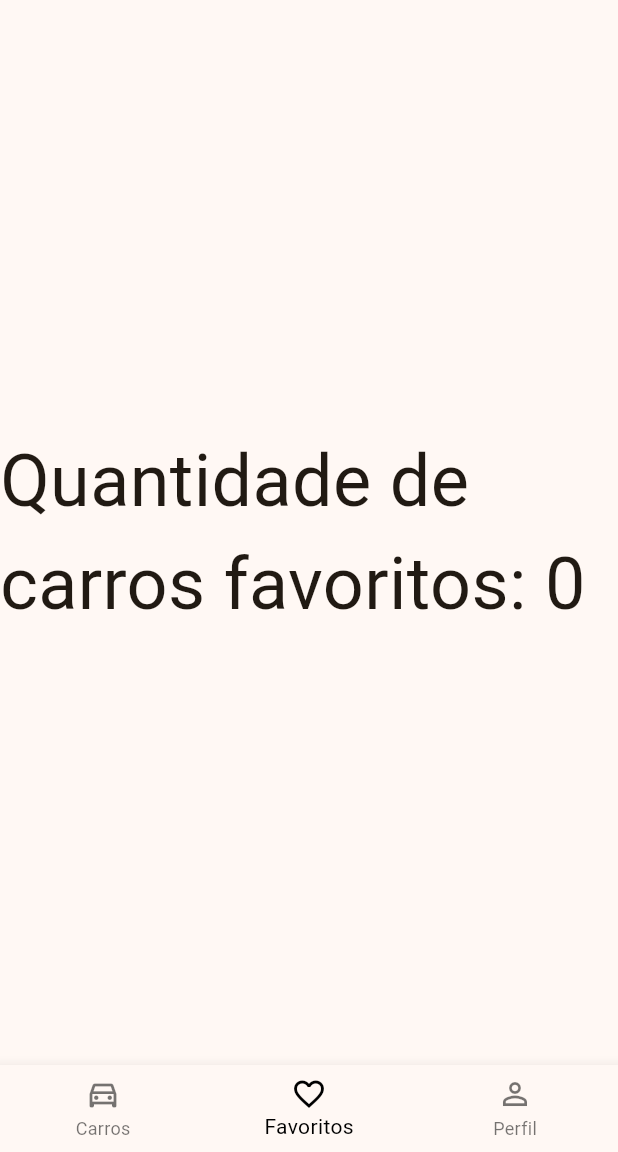
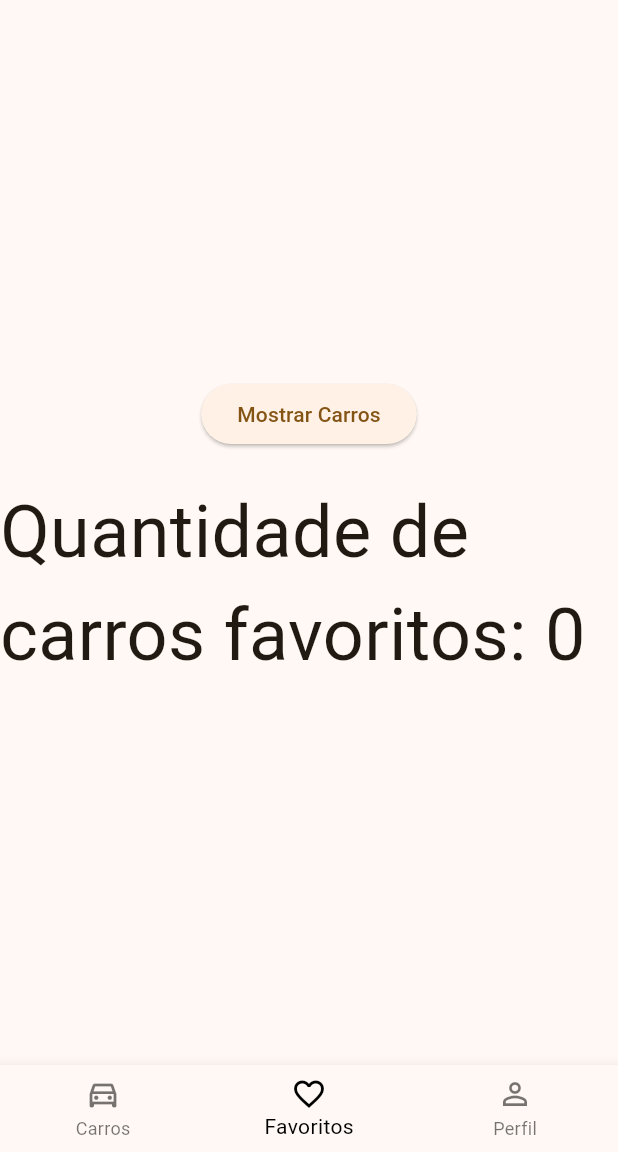
Before and after one commit to JEsteva0/info_car, a Flutter app: the screen it shows after launch, item 2 of the bottom bar chosen, on a phone screen of 412 x 824 dp, the part 84-1236 px from its top. Run offline on Flutter 3.47's test engine with Material 2 defaults, Android fonts, the phone set to English and light mode, and no system bars.

Commit message:
Favoritos e MostarCarros

```diff
--- a/lib/main.dart
+++ b/lib/main.dart
@@ -1,8 +1,8 @@
 import 'package:flutter/material.dart';
 import 'package:info_car_app/models/favoritos_carros.dart';
 import 'package:info_car_app/pages/carros.dart';
-import 'package:info_car_app/pages/favoritos.dart';
-import 'package:info_car_app/pages/perfil.dart';
+import 'package:info_car_app/pages/FavoritosPage.dart';
+import 'package:info_car_app/pages/PerfilPage.dart';
 import 'package:provider/provider.dart';
 import 'package:http/http.dart' as http;
 
--- /dev/null
+++ b/lib/pages/FavoritosPage.dart
@@ -0,0 +1,38 @@
+import 'package:flutter/material.dart';
+import 'package:info_car_app/models/favoritos_carros.dart';
+import 'package:provider/provider.dart';
+import 'MostrarCarros.dart';  // Importe a página MostrarCarros.dart
+
+class PageFavoritos extends StatefulWidget {
+  const PageFavoritos({super.key});
+
+  @override
+  State<PageFavoritos> createState() => _PageFavoritosState();
+}
+
+class _PageFavoritosState extends State<PageFavoritos> {
+  @override
+  Widget build(BuildContext context) {
+    return Consumer<FavoritosCarros>(
+      builder: (context, fav, child) => Column(
+        mainAxisAlignment: MainAxisAlignment.center,
+        children: [
+          ElevatedButton(
+            onPressed: () {
+              Navigator.push(
+                context,
+                MaterialPageRoute(builder: (context) => MostrarCarros()),
+              );
+            },
+            child: Text("Mostrar Carros"),
+          ),
+          SizedBox(height: 20),
+          Text(
+            "Quantidade de carros favoritos: ${fav.carros.length}",
+            style: TextStyle(fontSize: 48),
+          ),
+        ],
+      ),
+    );
+  }
+}
--- a/lib/pages/favoritos.dart
+++ /dev/null
@@ -1,24 +0,0 @@
-import 'package:flutter/material.dart';
-import 'package:info_car_app/models/favoritos_carros.dart';
-import 'package:provider/provider.dart';
-
-class PageFavoritos extends StatefulWidget {
-  const PageFavoritos({super.key});
-
-  @override
-  State<PageFavoritos> createState() => _PageFavoritosState();
-}
-
-class _PageFavoritosState extends State<PageFavoritos> {
-  @override
-  Widget build(BuildContext context) {
-    //terminar de consumir o provider (pegando a lista de carros favoritos)
-    //depois iremos conectar a uma API externa
-    return Consumer<FavoritosCarros>(
-      builder: (context, fav, child) => Text(
-        "Quantidade de carros favoritos: ${fav.carros.length}",
-        style: TextStyle(fontSize: 48),
-      ),
-    );
-  }
-}
```
Also changed, not shown: lib/pages/FavoritesPage.dart (deleted, +0 -15 lines), lib/pages/MostrarCarros.dart (added, +18 -0 lines), lib/pages/PerfilPage.dart (+19 -9 lines), lib/pages/perfil.dart (deleted, +0 -33 lines).
